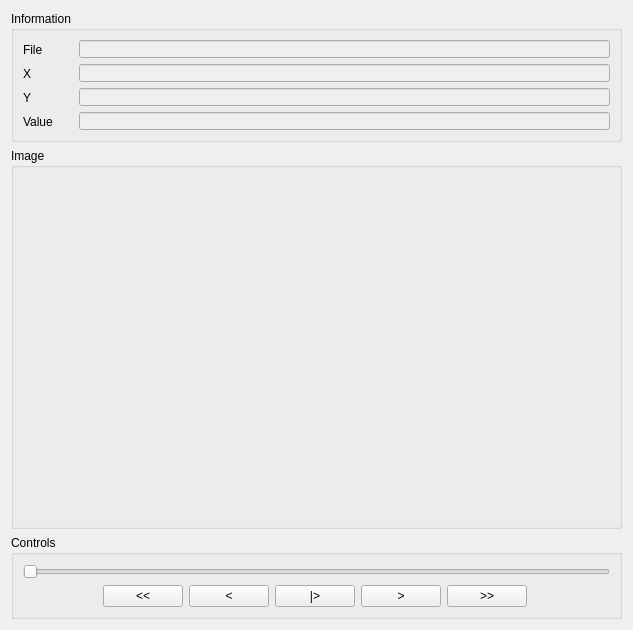
Old version of the form gui/animate.ui in the repository myrafproject/myrafproject.
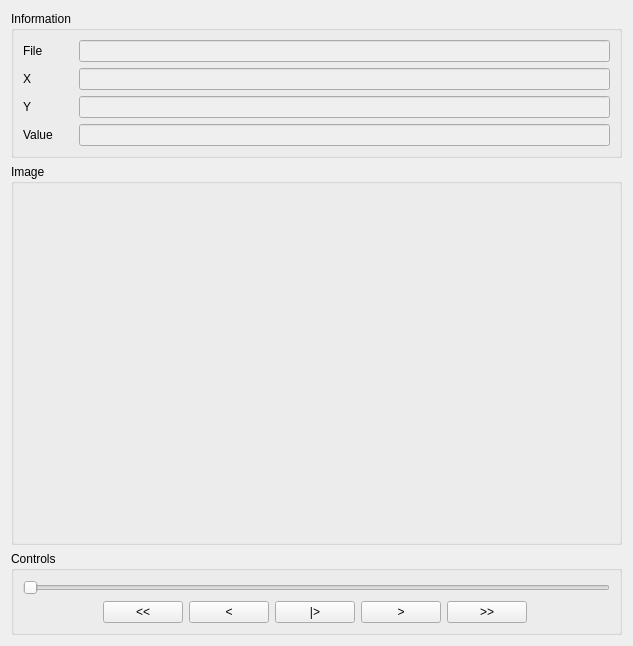
New version of the form. Custom widgets are drawn as their Qt base class.

The edit to the form file:
```diff
--- a/gui/animate.ui
+++ b/gui/animate.ui
@@ -16,16 +16,10 @@
   <layout class="QGridLayout" name="gridLayout_4">
    <item row="0" column="0">
     <widget class="QGroupBox" name="groupBox">
-     <property name="minimumSize">
-      <size>
-       <width>611</width>
-       <height>131</height>
-      </size>
-     </property>
      <property name="maximumSize">
       <size>
        <width>16777215</width>
-       <height>131</height>
+       <height>188</height>
       </size>
      </property>
      <property name="title">
```
